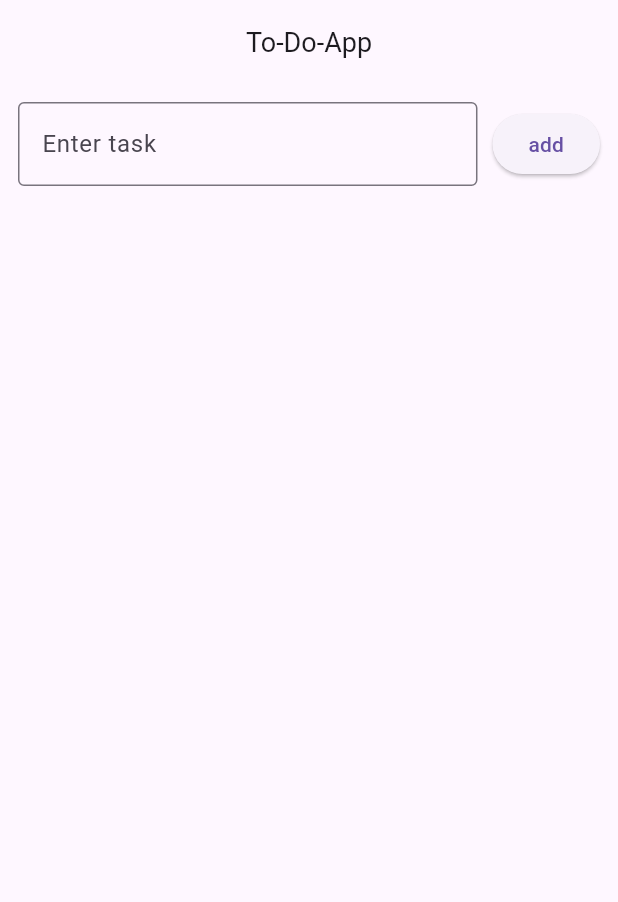
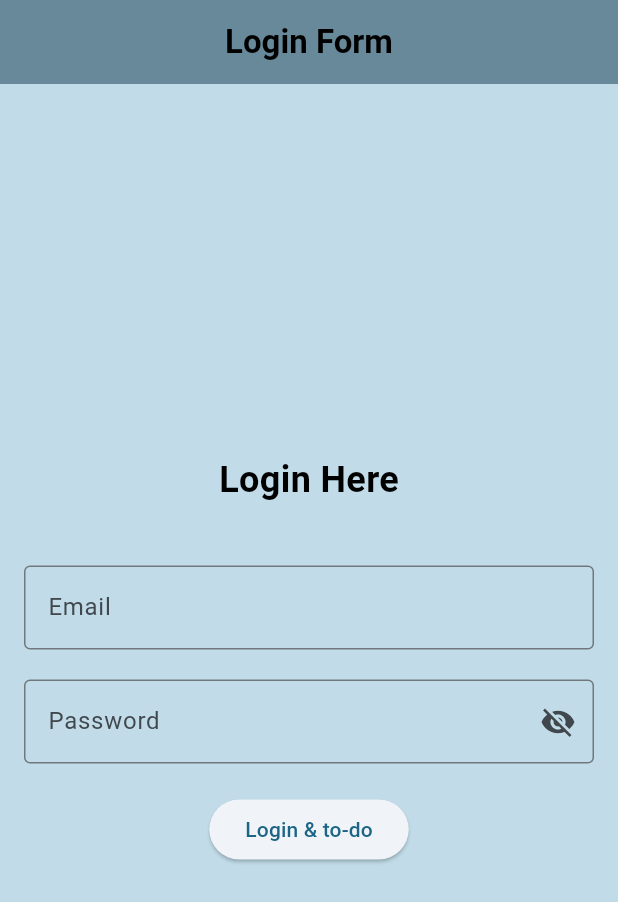
Before and after one commit to sherali77/tarsil-flutter-internship, a Flutter app: the screen it shows after launch, on a phone screen of 412 x 824 dp. Shown: the top 902 px of the screen. Run offline on Flutter 3.47's test engine with Material 3 defaults, Android fonts, the phone set to English and light mode, and no system bars.

Commit message:
Day4/todoApp/completed

```diff
--- a/day4_State_User_Input_Navigation/to-do_list/to_do_app/lib/main.dart
+++ b/day4_State_User_Input_Navigation/to-do_list/to_do_app/lib/main.dart
@@ -1,158 +1,21 @@
 import 'package:flutter/material.dart';
+import 'screens/login_page.dart';
 
 void main() {
-  runApp(TodoApp());
+  runApp(MainApp());
 }
 
-class ToDo {
-  final int id;
-  final String title;
-  bool isDone;
-  final DateTime compAt;
-
-  ToDo({
-    required this.id,
-    required this.title,
-    this.isDone = false,
-    required this.compAt,
-  });
-}
-
-class TodoApp extends StatefulWidget {
-  const TodoApp({super.key});
-  @override
-  State<TodoApp> createState() => _todoAppState();
-}
-
-class _todoAppState extends State<TodoApp> {
-  List<ToDo> todoList = [];
-  final TextEditingController taskController = TextEditingController();
-  String name = "";
+class MainApp extends StatelessWidget {
+  const MainApp({super.key});
   @override
   Widget build(BuildContext context) {
     return MaterialApp(
       debugShowCheckedModeBanner: false,
-      home: Builder(
-        builder: (context) {
-          return Scaffold(
-            appBar: AppBar(
-              title: Text("To-Do-App", style: TextStyle(fontSize: 18)),
-              centerTitle: true,
-            ),
-            body: Column(
-              mainAxisAlignment: MainAxisAlignment.start,
-              children: [
-                Padding(
-                  padding: EdgeInsets.all(12.0),
-                  child: Row(
-                    mainAxisAlignment: MainAxisAlignment.center,
-                    children: [
-                      Expanded(
-                        child: TextField(
-                          controller: taskController,
-                          decoration: InputDecoration(
-                            labelText: "Enter task",
-                            hintText: "Water refil...",
-                            border: OutlineInputBorder(),
-                          ),
-                        ),
-                      ),
-                      const SizedBox(width: 10),
-                      ElevatedButton(
-                        onPressed: () {
-                          if (taskController.text.isEmpty) {
-                            ScaffoldMessenger.of(context).showSnackBar(
-                              SnackBar(
-                                content: Text("should not be empty!"),
-                                duration: const Duration(seconds: 3),
-                                backgroundColor: Colors.black87,
-                                behavior: SnackBarBehavior.floating,
-                              ),
-                            );
-                          } else {
-                            setState(() {
-                              todoList.add(
-                                ToDo(
-                                  id: DateTime.now().millisecondsSinceEpoch,
-                                  title: taskController.text,
-                                  compAt: DateTime.now(),
-                                ),
-                              );
-                              taskController.clear();
-                            });
-                          }
-                        },
-                        child: const Text("add"),
-                      ),
-                    ],
-                  ),
-                ),
-                // Text("Your name is :  $name"),
-                Expanded(
-                  child: ListView.builder(
-                    itemCount: todoList.length,
-                    itemBuilder: (context, index){
-                        final todoItem = todoList[index];
-                        return Dismissible(
-                          key: Key(todoItem.id.toString()),
-                          background: Container(
-                            color: Colors.red,
-                            alignment: Alignment.centerRight,
-                            padding: const EdgeInsets.only(right: 20),
-                            child: const Icon(
-                              Icons.delete,
-                              color: Colors.white,
-                            ),
-                          ),
-                          onDismissed: (direction) {
-                            setState(() {
-                              todoList.removeAt(index);
-                            });
-                            ScaffoldMessenger.of(context).showSnackBar(
-                              SnackBar(
-                                content: Text("${todoItem.title} deleted"),
-                                duration: const Duration(seconds: 3),
-                                action: SnackBarAction(
-                                  label: "UNDO",
-                                  onPressed: () {
-                                    setState(() {
-                                      todoList.insert(index, todoItem);
-                                    });
-                                  },
-                                ),
-                              ),
-                            );
-                          },
-                          child: ListTile(
-                            title: Text(
-                              todoList[index].title,
-                              style: TextStyle(
-                                decoration: todoList[index].isDone == true
-                                    ? TextDecoration.lineThrough
-                                    : TextDecoration.none,
-                                color: todoList[index].isDone == true
-                                    ? Colors.grey
-                                    : Colors.black,
-                              ),
-                            ),
-                            trailing: Checkbox(
-                              value: todoList[index].isDone,
-                              onChanged: (value) {
-                                setState(() {
-                                  todoList[index].isDone = value!;
-                                });
-                              },
-                            ),
-                          ),
-                        );
-                    },
-                  ),
-                ),
-              ],
-            ),
-          );
-        },
+      title: "Todo app",
+      theme: ThemeData(colorSchemeSeed: Colors.lightBlueAccent,
+      useMaterial3: true,
       ),
+      home: SignupScreen(),
     );
   }
 }
--- /dev/null
+++ b/day4_State_User_Input_Navigation/to-do_list/to_do_app/lib/screens/login_page.dart
@@ -0,0 +1,117 @@
+import 'package:flutter/material.dart';
+// import 'package:to_do_app/screens/todo_screen.dart';
+import 'dashboard.dart';
+
+// import 'screens/todo_screen.dart';
+
+class SignupScreen extends StatefulWidget {
+  const SignupScreen({super.key});
+  @override
+  State<StatefulWidget> createState() => _signupScreenState();
+}
+
+class _signupScreenState extends State<SignupScreen> {
+  final _formkey = GlobalKey<FormState>();
+  final TextEditingController emailController = TextEditingController();
+  final TextEditingController passwordController = TextEditingController();
+  final emailRegex = RegExp(r'^[\w.-]+@[\w.-]+\.[a-zA-Z]{2,}$');
+  bool isPassword = true;
+  @override
+  Widget build(BuildContext context) {
+    return Scaffold(
+      backgroundColor: const Color.from(alpha: 1, red: 0.757, green: 0.863, blue: 0.91),
+      appBar: AppBar(
+        backgroundColor: const Color.fromARGB(255, 104, 137, 154),
+        title: Text(
+          "Login Form",
+          style: TextStyle(
+            fontSize: 22,
+            fontWeight: FontWeight.bold,
+            color: Colors.black,
+          ),
+        ),
+        centerTitle: true,
+      ),
+      body:
+       Padding(
+        padding: EdgeInsetsGeometry.all(16),
+        child: Form(
+          key: _formkey,
+          child: Column(
+            mainAxisAlignment: MainAxisAlignment.center,
+            crossAxisAlignment: CrossAxisAlignment.center,
+            children: [
+              Text(
+                "Login Here",
+                style: TextStyle(
+                  fontSize: 24,
+                  fontWeight: FontWeight.bold,
+                  color: Colors.black,
+                ),
+              ),
+              SizedBox(height: 40),
+              TextFormField(
+                controller: emailController,
+                decoration: InputDecoration(
+                  labelText: "Email",
+                  hintText: "abc@tarseel.com",
+                  border: const OutlineInputBorder(),
+                ),
+                validator: (value) {
+                  if (value == null) {
+                    return "Email should not be empty";
+                  }
+                  if (!emailRegex.hasMatch(value.trim())) {
+                    return "Enter a valid email";
+                  }
+                  return null;
+                },
+              ),
+              SizedBox(height: 20),
+               TextFormField(
+                  controller: passwordController,
+                  obscureText: isPassword,
+                  decoration: InputDecoration(
+                    labelText: "Password",
+                    hintText: "password",
+                    border: const OutlineInputBorder(),
+                    suffixIcon: IconButton(
+                      icon: Icon(
+                        isPassword ? Icons.visibility_off : Icons.visibility,
+                      ),
+                      onPressed: () {
+                        setState(() {
+                          isPassword = !isPassword;
+                        });
+                      },
+                    ),
+                  ),
+                  validator: (value) {
+                    if (value == null) {
+                      return "Password should not be empty";
+                    }
+                    if (passwordController.text.length < 6) {
+                      return "Password must be 6 characters";
+                    }
+                    return null;
+                  },
+                ),
+                SizedBox(height: 20),
+              ElevatedButton(
+                onPressed: () {
+                  if (_formkey.currentState!.validate()) {
+                    Navigator.pushReplacement(
+                      context,
+                      MaterialPageRoute(builder: (context) => MainDashboardScreen()),
+                    );
+                  }
+                },
+                child: const Text("Login & to-do"),
+              ),
+            ],
+          ),
+        ),
+      ),
+    );
+  }
+}
```
Also changed, not shown: day4_State_User_Input_Navigation/to-do_list/to_do_app/lib/screens/dashboard.dart (added, +43 -0 lines), day4_State_User_Input_Navigation/to-do_list/to_do_app/lib/screens/profile_screen.dart (added, +113 -0 lines), day4_State_User_Input_Navigation/to-do_list/to_do_app/lib/screens/todo_screen.dart (added, +277 -0 lines).
